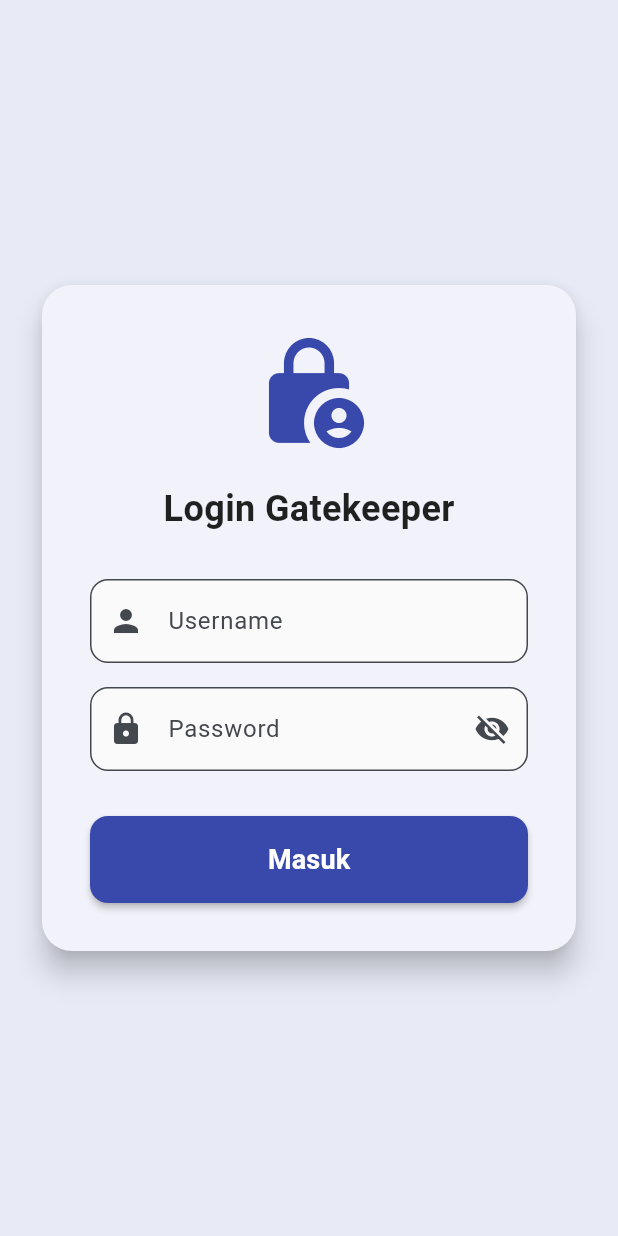
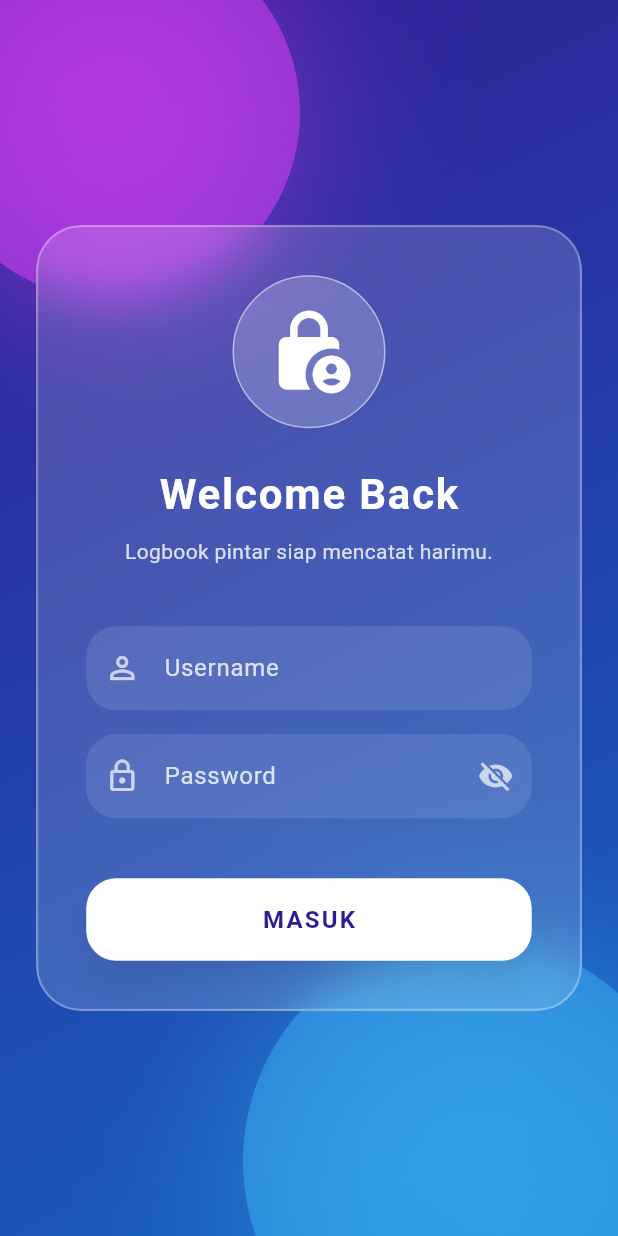
Before and after one commit to Umeem26/PY4_2C_D3_2024_Modul3_078, a Flutter app: the screen it shows after launch, after a tap on "Lewati", on a phone screen of 412 x 824 dp. Run offline on Flutter 3.47's test engine with Material 3 defaults, Android fonts, the light colour scheme and no system bars; our stand-ins replace shared_preferences.

Commit message:
Update UI LoginView

```diff
--- a/logbook_modul3/lib/features/auth/login_view.dart
+++ b/logbook_modul3/lib/features/auth/login_view.dart
@@ -1,4 +1,5 @@
 import 'package:flutter/material.dart';
+import 'dart:ui'; // WAJIB DITAMBAHKAN UNTUK EFEK BLUR (GLASSMORPHISM)
 import 'dart:async';
 import 'login_controller.dart';
 import '../logbook/log_view.dart';
@@ -35,10 +36,15 @@ class _LoginViewState extends State<LoginView> {
       );
       ScaffoldMessenger.of(context).showSnackBar(
         SnackBar(
-          content: const Text("Login Berhasil!"),
+          content: const Row(
+            children: [
+              Icon(Icons.check_circle, color: Colors.white),
+              SizedBox(width: 10),
+              Text("Login Berhasil!"),
+            ],
+          ),
           backgroundColor: Colors.green.shade600,
           behavior: SnackBarBehavior.floating,
-          shape: RoundedRectangleBorder(borderRadius: BorderRadius.circular(10)),
         ),
       );
     } else {
@@ -52,10 +58,15 @@ class _LoginViewState extends State<LoginView> {
       if (!_isLocked) {
         ScaffoldMessenger.of(context).showSnackBar(
           SnackBar(
-            content: Text("Username atau Password salah! (Percobaan $_failedAttempts/3)"),
-            backgroundColor: Colors.red.shade600,
+            content: Row(
+              children: [
+                const Icon(Icons.error_outline, color: Colors.white),
+                const SizedBox(width: 10),
+                Text("Username/Password salah! ($_failedAttempts/3)"),
+              ],
+            ),
+            backgroundColor: Colors.redAccent,
             behavior: SnackBarBehavior.floating,
-            shape: RoundedRectangleBorder(borderRadius: BorderRadius.circular(10)),
           ),
         );
       }
@@ -68,10 +79,15 @@ class _LoginViewState extends State<LoginView> {
 
     ScaffoldMessenger.of(context).showSnackBar(
       SnackBar(
-        content: const Text("Terlalu banyak percobaan. Tunggu 10 detik."),
+        content: const Row(
+          children: [
+            Icon(Icons.timer, color: Colors.white),
+            SizedBox(width: 10),
+            Text("Terlalu banyak percobaan. Tunggu 10 detik."),
+          ],
+        ),
         backgroundColor: Colors.orange.shade800,
         behavior: SnackBarBehavior.floating,
-        shape: RoundedRectangleBorder(borderRadius: BorderRadius.circular(10)),
       ),
     );
 
@@ -99,72 +115,186 @@ class _LoginViewState extends State<LoginView> {
   @override
   Widget build(BuildContext context) {
     return Scaffold(
-      backgroundColor: Colors.indigo.shade50,
-      body: Center(
+      // Mencegah keyboard merusak layout background
+      resizeToAvoidBottomInset: false,
+      body: Stack(
+        children: [
+          // 1. LATAR BELAKANG GRADIEN DASAR
+          Container(
+            decoration: BoxDecoration(
+              gradient: LinearGradient(
+                colors: [Colors.deepPurple.shade900, Colors.blue.shade800],
+                begin: Alignment.topLeft,
+                end: Alignment.bottomRight,
+              ),
+            ),
+          ),
+
+          // 2. BOLA CAHAYA DEKORATIF (GLOWING ORBS)
+          Positioned(
+            top: -50,
+            left: -50,
+            child: Container(
+              width: 250,
+              height: 250,
+              decoration: BoxDecoration(
+                shape: BoxShape.circle,
+                color: Colors.purpleAccent.withOpacity(0.5),
+                boxShadow: [
+                  BoxShadow(color: Colors.purpleAccent.withOpacity(0.5), blurRadius: 100),
+                ],
+              ),
+            ),
+          ),
+          Positioned(
+            bottom: -100,
+            right: -50,
+            child: Container(
+              width: 300,
+              height: 300,
+              decoration: BoxDecoration(
+                shape: BoxShape.circle,
+                color: Colors.lightBlueAccent.withOpacity(0.4),
+                boxShadow: [
+                  BoxShadow(color: Colors.lightBlueAccent.withOpacity(0.4), blurRadius: 100),
+                ],
+              ),
+            ),
+          ),
+
+          // 3. KONTEN LOGIN (GLASSMORPHISM)
+          Center(
             child: SingleChildScrollView(
-          padding: const EdgeInsets.all(24.0),
-          child: Card(
-            elevation: 8,
-            shape: RoundedRectangleBorder(borderRadius: BorderRadius.circular(20)),
-            child: Padding(
+              padding: const EdgeInsets.symmetric(horizontal: 24.0),
+              child: ClipRRect(
+                borderRadius: BorderRadius.circular(30),
+                child: BackdropFilter(
+                  filter: ImageFilter.blur(sigmaX: 15, sigmaY: 15), // Efek Kaca Buram
+                  child: AnimatedContainer(
+                    duration: const Duration(milliseconds: 300),
                     padding: const EdgeInsets.all(32.0),
+                    decoration: BoxDecoration(
+                      color: _isLocked
+                          ? Colors.redAccent.withOpacity(0.15)
+                          : Colors.white.withOpacity(0.15), // Transparan
+                      borderRadius: BorderRadius.circular(30),
+                      border: Border.all(
+                        color: _isLocked
+                            ? Colors.redAccent.withOpacity(0.3)
+                            : Colors.white.withOpacity(0.3),
+                        width: 1.5,
+                      ),
+                    ),
                     child: Column(
                       mainAxisSize: MainAxisSize.min,
                       children: [
-                  Icon(Icons.lock_person_rounded, size: 80, color: Colors.indigo.shade600),
-                  const SizedBox(height: 20),
-                  const Text(
-                    "Login Gatekeeper",
-                    style: TextStyle(fontSize: 24, fontWeight: FontWeight.bold, color: Colors.black87),
+                        // DYNAMIC ICON
+                        AnimatedContainer(
+                          duration: const Duration(milliseconds: 300),
+                          padding: const EdgeInsets.all(20),
+                          decoration: BoxDecoration(
+                            color: _isLocked
+                                ? Colors.redAccent.withOpacity(0.3)
+                                : Colors.white.withOpacity(0.2),
+                            shape: BoxShape.circle,
+                            border: Border.all(
+                              color: Colors.white.withOpacity(0.5),
+                              width: 1,
                             ),
-                  const SizedBox(height: 30),
+                          ),
+                          child: Icon(
+                            _isLocked ? Icons.timer_rounded : Icons.lock_person_rounded,
+                            size: 60,
+                            color: Colors.white, // Ikon jadi putih
+                          ),
+                        ),
+                        const SizedBox(height: 24),
+
+                        // TEKS JUDUL (Warna Putih)
+                        Text(
+                          _isLocked ? "Akses Ditangguhkan" : "Welcome Back",
+                          style: const TextStyle(
+                            fontSize: 28,
+                            fontWeight: FontWeight.bold,
+                            color: Colors.white,
+                            letterSpacing: 1.2,
+                          ),
+                        ),
+                        const SizedBox(height: 8),
+                        Text(
+                          _isLocked
+                              ? "Tunggu sebentar sebelum mencoba lagi."
+                              : "Logbook pintar siap mencatat harimu.",
+                          textAlign: TextAlign.center,
+                          style: TextStyle(fontSize: 14, color: Colors.white.withOpacity(0.8)),
+                        ),
+                        const SizedBox(height: 40),
+
+                        // INPUT USERNAME (Glass Style)
                         TextField(
                           controller: _userController,
                           enabled: !_isLocked,
+                          style: const TextStyle(color: Colors.white),
                           decoration: InputDecoration(
                             labelText: "Username",
-                      prefixIcon: const Icon(Icons.person),
-                      border: OutlineInputBorder(borderRadius: BorderRadius.circular(12)),
+                            labelStyle: TextStyle(color: Colors.white.withOpacity(0.8)),
+                            prefixIcon: const Icon(Icons.person_outline, color: Colors.white70),
+                            border: OutlineInputBorder(
+                              borderRadius: BorderRadius.circular(20),
+                              borderSide: BorderSide.none,
+                            ),
                             filled: true,
-                      fillColor: Colors.grey.shade50,
+                            fillColor: Colors.white.withOpacity(0.1),
                           ),
                         ),
                         const SizedBox(height: 16),
+
+                        // INPUT PASSWORD (Glass Style)
                         TextField(
                           controller: _passController,
                           obscureText: _isObscure,
                           enabled: !_isLocked,
+                          style: const TextStyle(color: Colors.white),
                           decoration: InputDecoration(
                             labelText: "Password",
-                      prefixIcon: const Icon(Icons.lock),
+                            labelStyle: TextStyle(color: Colors.white.withOpacity(0.8)),
+                            prefixIcon: const Icon(Icons.lock_outline, color: Colors.white70),
                             suffixIcon: IconButton(
-                        icon: Icon(_isObscure ? Icons.visibility_off : Icons.visibility),
+                              icon: Icon(_isObscure ? Icons.visibility_off : Icons.visibility, color: Colors.white70),
                               onPressed: () {
                                 setState(() {
                                   _isObscure = !_isObscure;
                                 });
                               },
                             ),
-                      border: OutlineInputBorder(borderRadius: BorderRadius.circular(12)),
+                            border: OutlineInputBorder(
+                              borderRadius: BorderRadius.circular(20),
+                              borderSide: BorderSide.none,
+                            ),
                             filled: true,
-                      fillColor: Colors.grey.shade50,
+                            fillColor: Colors.white.withOpacity(0.1),
                           ),
                         ),
-                  const SizedBox(height: 30),
+                        const SizedBox(height: 40),
+
+                        // TOMBOL LOGIN (Kontras Tinggi)
                         SizedBox(
                           width: double.infinity,
+                          height: 55,
                           child: ElevatedButton(
                             onPressed: _isLocked ? null : _handleLogin,
                             style: ElevatedButton.styleFrom(
-                        backgroundColor: _isLocked ? Colors.grey : Colors.indigo.shade600,
-                        foregroundColor: Colors.white,
-                        padding: const EdgeInsets.symmetric(vertical: 16),
-                        shape: RoundedRectangleBorder(borderRadius: BorderRadius.circular(12)),
-                        elevation: 2,
+                              backgroundColor: _isLocked ? Colors.white30 : Colors.white,
+                              foregroundColor: Colors.deepPurple.shade900, // Teks ungu gelap
+                              elevation: 10,
+                              shadowColor: Colors.black.withOpacity(0.3),
+                              shape: RoundedRectangleBorder(
+                                borderRadius: BorderRadius.circular(20),
+                              ),
                             ),
                             child: Text(
-                        _isLocked ? "Tunggu $_lockCountdown detik" : "Masuk",
-                        style: const TextStyle(fontSize: 18, fontWeight: FontWeight.bold),
+                              _isLocked ? "Tunggu $_lockCountdown detik" : "MASUK",
+                              style: const TextStyle(fontSize: 16, fontWeight: FontWeight.bold, letterSpacing: 1.5),
                             ),
                           ),
                         ),
@@ -174,6 +304,9 @@ class _LoginViewState extends State<LoginView> {
                 ),
               ),
             ),
+          ),
+        ],
+      ),
     );
   }
 }
```
Lines whose indentation alone changed are shown as unchanged.
